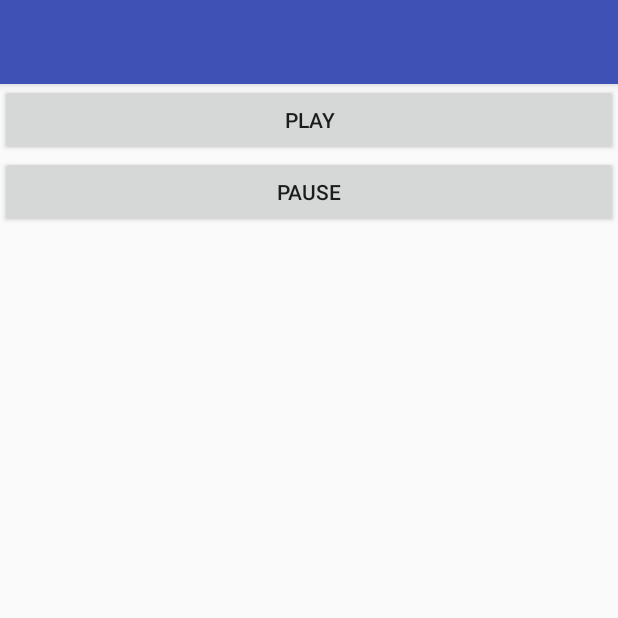
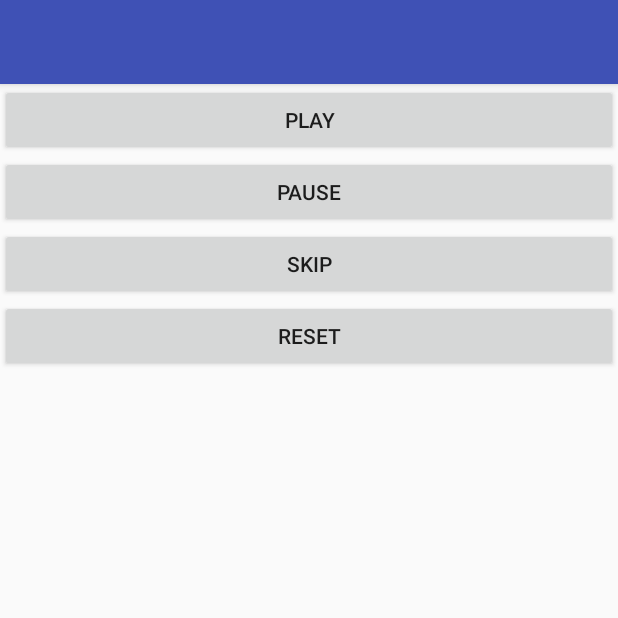
Before and after one commit to iamdhariot/SampleMediaPlayer, an Android app: the screen it shows after launch (MainActivity), after a tap on "PAUSE", on a phone screen of 412 x 824 dp, the top half of it. Run offline under Robolectric (Android 15) with nearby library versions, the phone set to English and light mode, and no system bars.

Commit message:
This is my first git push.

```diff
--- a/app/src/main/java/in/blogspot/iamdhariot/samplemediaplayer/MainActivity.java
+++ b/app/src/main/java/in/blogspot/iamdhariot/samplemediaplayer/MainActivity.java
@@ -6,33 +6,67 @@ import android.os.Bundle;
 import android.view.View;
 import android.widget.Button;
 
-public class MainActivity extends AppCompatActivity {
+public class MainActivity extends AppCompatActivity implements View.OnClickListener {
 
-    private Button btnPlay,btnPause;
+    /**
+     *  main_layout stuffs declaration
+     * */
+    private Button btnPlay,btnPause,btnSkip,btnReset;
+    private MediaPlayer mediaPlayer;
+
+
     @Override
     protected void onCreate(Bundle savedInstanceState) {
         super.onCreate(savedInstanceState);
         setContentView(R.layout.activity_main);
-        final MediaPlayer mediaPlayer = MediaPlayer.create(this,R.raw.ncs_earth);
 
+
+        /**
+         *  reference
+         * */
         btnPlay = (Button)findViewById(R.id.btnPlay);
         btnPause = (Button)findViewById(R.id.btnPause);
-        btnPlay.setOnClickListener(new View.OnClickListener() {
+        btnSkip = (Button)findViewById(R.id.btnSkip);
+        btnReset = (Button)findViewById(R.id.btnReset);
 
-            @Override
-            public void onClick(View v) {
 
+        /**
+         * MediaPlayer reference
+         * */
+        mediaPlayer = MediaPlayer.create(this,R.raw.ncs_earth);
+
+        btnPlay.setOnClickListener(this);
+        btnPause.setOnClickListener(this);
+        btnSkip.setOnClickListener(this);
+
+        btnReset.setOnClickListener(this);
+
+    }
+
+    /**
+     * Btn onClick events
+     * */
+    @Override
+    public void onClick(View v) {
+        switch (v.getId()){
+            case R.id.btnPlay:
                 mediaPlayer.start();
-            }
-        });
 
-        btnPause.setOnClickListener(new View.OnClickListener() {
-            @Override
-            public void onClick(View v) {
-                mediaPlayer.pause();
+                break;
 
-            }
-        });
+            case R.id.btnPause:
+                mediaPlayer.stop();
+                break;
+            case R.id.btnSkip:
+                mediaPlayer.seekTo(25000);
+                break;
+
+            case R.id.btnReset:
+                mediaPlayer.reset();
+                break;
+
+        }
+
 
     }
 }
--- a/app/src/main/res/layout/activity_main.xml
+++ b/app/src/main/res/layout/activity_main.xml
@@ -19,5 +19,17 @@
         android:layout_height="wrap_content"
         android:text="Pause"
         />
+    <Button
+        android:id="@+id/btnSkip"
+        android:layout_width="match_parent"
+        android:layout_height="wrap_content"
+        android:text="Skip"
+        />
+    <Button
+        android:id="@+id/btnReset"
+        android:layout_width="match_parent"
+        android:layout_height="wrap_content"
+        android:text="Reset"
+        />
 
 </LinearLayout>
```
